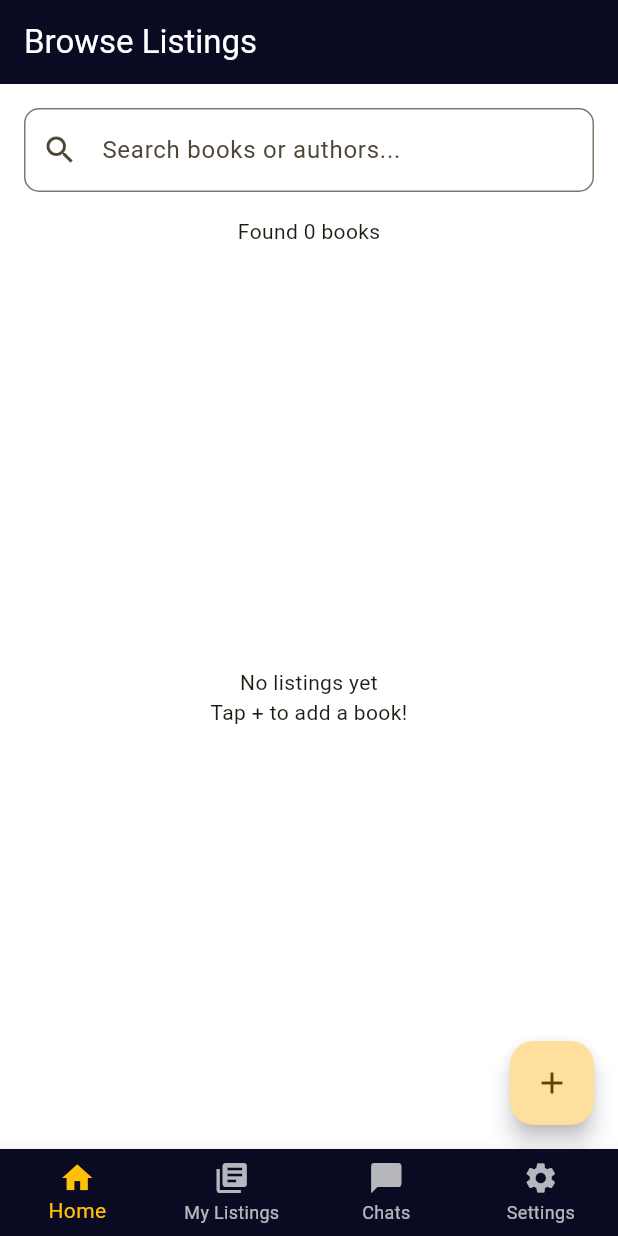
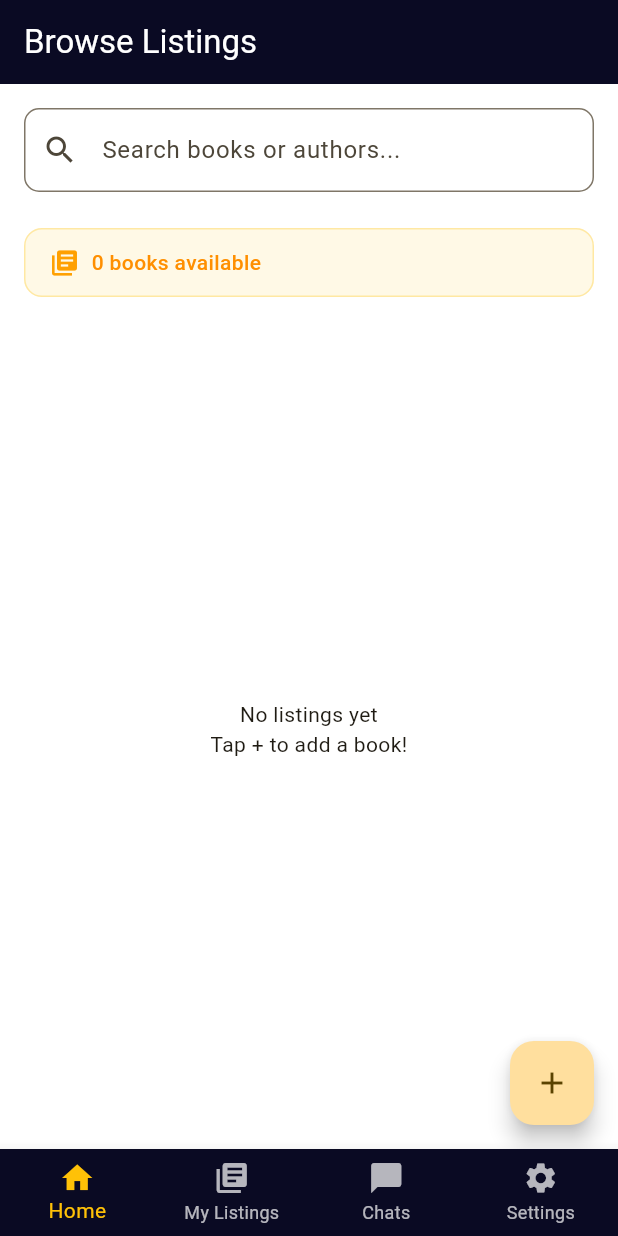
Before and after one commit to Yunis-konda001/BookSwap-app, a Flutter app: the screen it shows once a user with an empty profile is signed in, on a phone screen of 412 x 824 dp. Run offline on Flutter 3.47's test engine with Material 3 defaults, Android fonts, the phone set to English and light mode, and no system bars; our stand-ins replace cloud_firestore, firebase_auth, firebase_core, image_picker; accounts and stored records are empty.

Commit message:
created a display to show how many books aare available after search and before search

```diff
--- a/lib/screens/home/browse_listings.dart
+++ b/lib/screens/home/browse_listings.dart
@@ -72,9 +72,40 @@ class _BrowseListingsState extends State<BrowseListings> {
               onChanged: (value) => setState(() => _searchQuery = value),
             ),
           ),
-          Padding(
-            padding: const EdgeInsets.symmetric(horizontal: 16),
-            child: Text('Found ${filteredBooks.length} books'),
+          Container(
+            margin: const EdgeInsets.symmetric(horizontal: 16, vertical: 8),
+            padding: const EdgeInsets.symmetric(horizontal: 16, vertical: 12),
+            decoration: BoxDecoration(
+              color: Colors.amber.withOpacity(0.1),
+              borderRadius: BorderRadius.circular(12),
+              border: Border.all(color: Colors.amber.withOpacity(0.3)),
+            ),
+            child: Row(
+              children: [
+                Icon(
+                  Icons.library_books,
+                  color: Colors.amber[700],
+                  size: 20,
+                ),
+                const SizedBox(width: 8),
+                Text(
+                  '${filteredBooks.length} ${filteredBooks.length == 1 ? 'book' : 'books'} available',
+                  style: TextStyle(
+                    fontSize: 14,
+                    fontWeight: FontWeight.w500,
+                    color: Colors.amber[800],
+                  ),
+                ),
+                if (_searchQuery.isNotEmpty) ...[
+                  const Spacer(),
+                  Icon(
+                    Icons.search,
+                    color: Colors.amber[600],
+                    size: 16,
+                  ),
+                ]
+              ],
+            ),
           ),
           Expanded(
             child: filteredBooks.isEmpty
```
